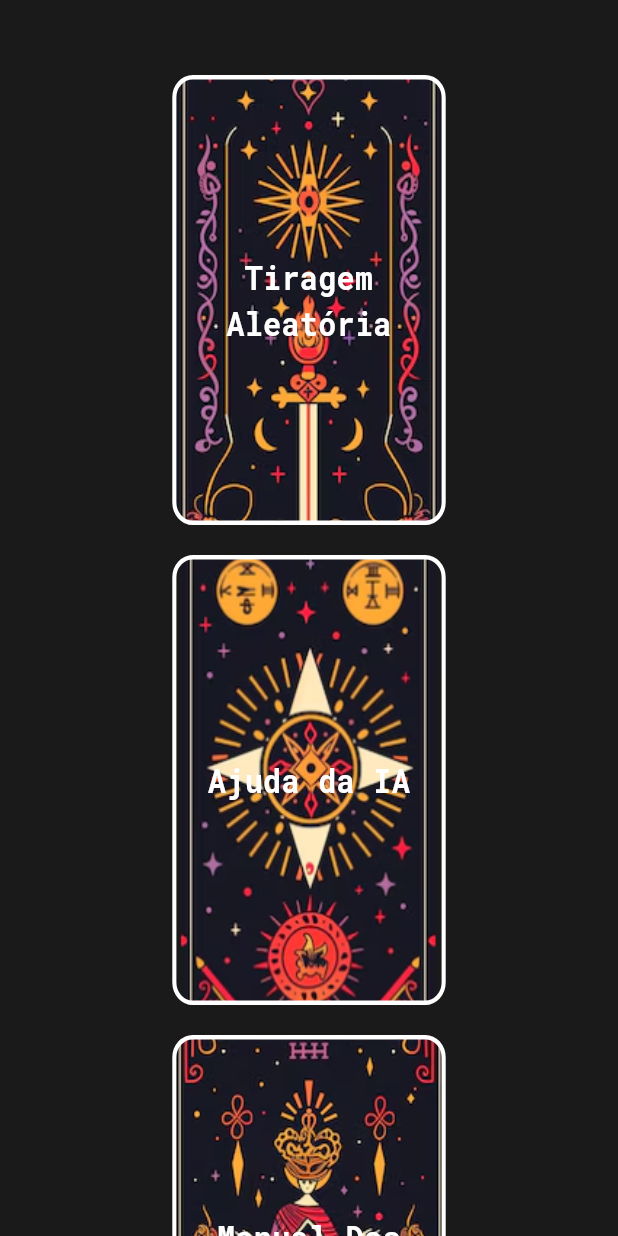
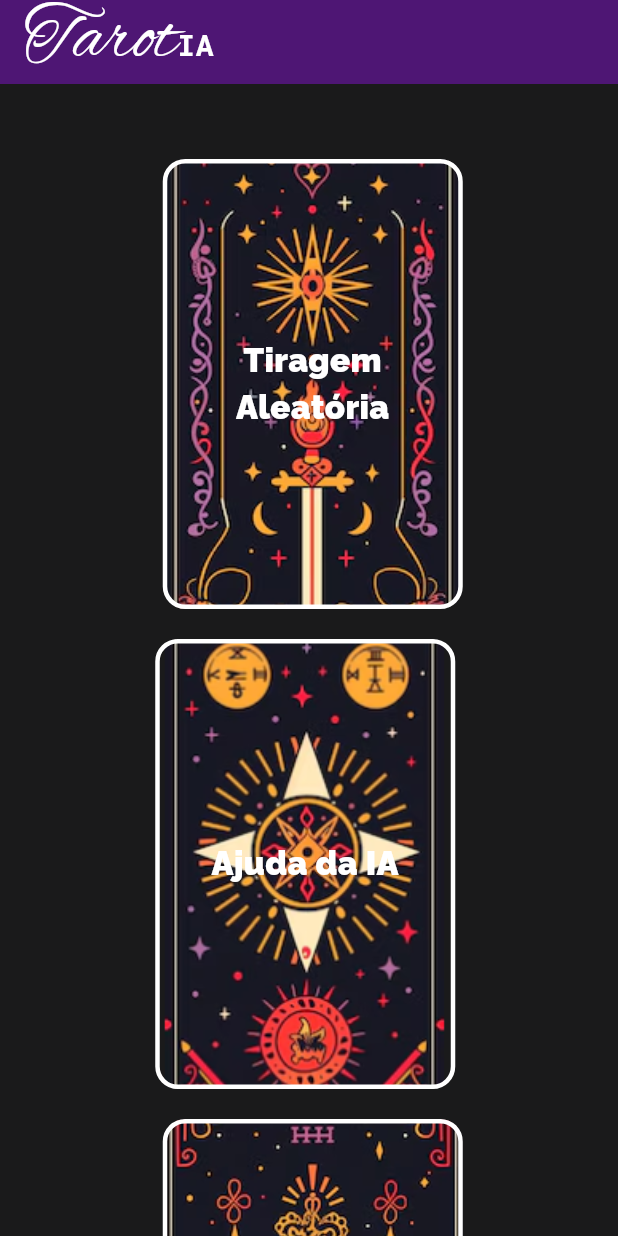
Before and after one commit to ShiroUsag1/TarotIA, a Flutter app: the screen it shows after launch, on a phone screen of 412 x 824 dp. Run offline on Flutter 3.47's test engine with Material 3 defaults, Android fonts, the phone set to English and light mode, and no system bars; our stand-ins replace flutter_dotenv.

Commit message:
listando cartas

```diff
--- /dev/null
+++ b/tarot_app/lib/constants_colors.dart
@@ -0,0 +1,8 @@
+import 'package:flutter/material.dart';
+
+class ConstColors {
+  static const Color primary = Color(0xFF4E1674);
+  static const Color secondary = Color(0xFF8527B0);
+  static const Color dark = Color(0xFF1A1A1B);
+  static const Color grey = Color.fromARGB(255, 97, 97, 100);
+}
--- a/tarot_app/lib/dashboard_screen.dart
+++ b/tarot_app/lib/dashboard_screen.dart
@@ -1,6 +1,11 @@
 import 'package:flutter/material.dart';
+import 'constants_colors.dart';
+import 'package:tarot_app/subpages/ajudaia/ajuda_ia.dart';
+import 'package:tarot_app/subpages/manual/manual.dart';
 // ignore: unused_import
-import 'dart:math';
+import 'dart:math' as math;
+
+import 'subpages/tiragem/tiragem.dart';
 
 class DashboardScreen extends StatefulWidget {
   @override
@@ -15,15 +20,13 @@ class DashboardScreenState extends State<DashboardScreen>
   @override
   void initState() {
     super.initState();
+
     _controller = AnimationController(
       vsync: this,
-      duration: Duration(seconds: 3),
+      duration: Duration(seconds: 2),
     )..repeat(reverse: true);
 
-    // Rotação entre -25 graus (-0.436 radianos) e 25 graus (0.436 radianos)
-    _animation = Tween<double>(begin: -0.436, end: 0.436).animate(
-      CurvedAnimation(parent: _controller, curve: Curves.easeInOut),
-    );
+    _animation = Tween<double>(begin: -10.0, end: 10.0).animate(_controller);
   }
 
   @override
@@ -32,48 +35,26 @@ class DashboardScreenState extends State<DashboardScreen>
     super.dispose();
   }
 
-  @override
-  Widget build(BuildContext context) {
-    return Scaffold(
-      backgroundColor: Color(0xFF1A1A1B), // Fundo da dashboard
-      body: SingleChildScrollView(
-        child: Center(
-          child: Column(
-            mainAxisAlignment: MainAxisAlignment.center,
-            children: [
-              SizedBox(height: 50), // Espaçamento inicial opcional
-              _buildTarotCard("Tiragem Aleatória", 'assets/img/tarot1.png'),
-              SizedBox(height: 20),
-              _buildTarotCard("Ajuda da IA", 'assets/img/tarot2.png'),
-              SizedBox(height: 20),
-              _buildTarotCard("Manual Das Cartas", 'assets/img/tarot3.png'),
-              SizedBox(height: 50), // Espaçamento final opcional
-            ],
-          ),
-        ),
-      ),
-    );
-  }
-
-  Widget _buildTarotCard(String title, String imagePath) {
-    return AnimatedBuilder(
+  Widget _buildTarotCard(
+      String title, String imagePath, bool moveOpposite, VoidCallback onTap) {
+    return GestureDetector(
+      onTap: onTap,
+      child: AnimatedBuilder(
         animation: _animation,
         builder: (context, child) {
-        return Transform(
-          alignment: Alignment.center,
-          transform: Matrix4.rotationY(_animation.value), // Rotaciona no eixo Y
+          return Transform.translate(
+            offset:
+                Offset(moveOpposite ? -_animation.value : _animation.value, 0),
             child: Container(
-            width: 200, // Formato de carta de tarot (retangular)
+              width: 200,
               height: 300,
               decoration: BoxDecoration(
                 image: DecorationImage(
-                image: AssetImage(
-                    imagePath), // Usa o caminho da imagem passado como parâmetro
-                fit: BoxFit.cover, // Ajusta a imagem para cobrir o container
+                  image: AssetImage(imagePath),
+                  fit: BoxFit.cover,
                 ),
                 borderRadius: BorderRadius.circular(15),
-              border:
-                  Border.all(color: Colors.white, width: 3), // Bordas brancas
+                border: Border.all(color: Colors.white, width: 3),
               ),
               child: Center(
                 child: Text(
@@ -89,6 +70,73 @@ class DashboardScreenState extends State<DashboardScreen>
             ),
           );
         },
+      ),
+    );
+  }
+
+  @override
+  Widget build(BuildContext context) {
+    return Scaffold(
+      backgroundColor: ConstColors.dark,
+      appBar: AppBar(
+        backgroundColor: ConstColors.primary,
+        title: RichText(
+          text: TextSpan(
+            children: [
+              TextSpan(
+                text: 'Tarot',
+                style: TextStyle(
+                  fontFamily: 'AlexBrush', // Fonte para a primeira palavra
+                  fontSize: 50,
+                  color: Colors.white,
+                ),
+              ),
+              TextSpan(
+                text: 'IA',
+                style: TextStyle(
+                  fontFamily: 'Roboto', // Fonte para a segunda palavra
+                  fontSize: 20,
+                  color: Colors.white,
+                ),
+              ),
+            ],
+          ),
+        ),
+      ),
+      body: SingleChildScrollView(
+        child: Center(
+          child: Column(
+            mainAxisAlignment: MainAxisAlignment.center,
+            children: [
+              SizedBox(height: 50),
+              _buildTarotCard(
+                  "Tiragem Aleatória", 'assets/img/tarot1.png', false, () {
+                Navigator.push(
+                  context,
+                  MaterialPageRoute(
+                      builder: (context) => TiragemAleatoriaScreen()),
+                );
+              }),
+              SizedBox(height: 20),
+              _buildTarotCard("Ajuda da IA", 'assets/img/tarot2.png', true, () {
+                Navigator.push(
+                  context,
+                  MaterialPageRoute(builder: (context) => AjudaIAScreen()),
+                );
+              }),
+              SizedBox(height: 20),
+              _buildTarotCard(
+                  "Manual Das Cartas", 'assets/img/tarot3.png', false, () {
+                Navigator.push(
+                  context,
+                  MaterialPageRoute(builder: (context) => ManualCartasScreen()),
+                );
+              }),
+              SizedBox(height: 50),
+            ],
+          ),
+        ),
+      ),
     );
   }
 }
--- a/tarot_app/lib/intro_main.dart
+++ b/tarot_app/lib/intro_main.dart
@@ -1,4 +1,5 @@
 import 'package:flutter/material.dart';
+import 'constants_colors.dart';
 import 'dashboard_screen.dart'; // Importa a tela principal
 
 class IntroMain extends StatefulWidget {
@@ -25,7 +26,7 @@ class IntroMainState extends State<IntroMain> {
   @override
   Widget build(BuildContext context) {
     return Scaffold(
-      backgroundColor: Colors.purple,
+      backgroundColor: ConstColors.primary,
       body: Center(
         child: Column(
           mainAxisAlignment: MainAxisAlignment.center,
--- a/tarot_app/lib/main.dart
+++ b/tarot_app/lib/main.dart
@@ -1,5 +1,5 @@
 import 'package:flutter/material.dart';
-import 'intro_main.dart'; // Importa a tela de introdução
+import 'intro_main.dart';
 
 void main() {
   runApp(MyApp());
@@ -9,7 +9,14 @@ class MyApp extends StatelessWidget {
   @override
   Widget build(BuildContext context) {
     return MaterialApp(
-      home: IntroMain(), // Chama a tela de introdução
+      theme: ThemeData(
+        primaryColor: Colors.white,
+        textTheme: TextTheme(
+          bodyMedium: TextStyle(fontFamily: 'Raleway'),
+          bodyLarge: TextStyle(fontFamily: 'Roboto'),
+        ),
+      ),
+      home: IntroMain(),
     );
   }
 }
```
Also changed, not shown: tarot_app/lib/button_http.dart (deleted, +0 -62 lines), tarot_app/lib/models/cartas.dart (added, +48 -0 lines), tarot_app/lib/services/api_request.dart (added, +20 -0 lines), tarot_app/lib/subpages/ajudaia/ajuda_ia.dart (added, +15 -0 lines), tarot_app/lib/subpages/manual/manual.dart (added, +155 -0 lines), tarot_app/lib/subpages/manual/resultado/por_imagem.dart (added, +188 -0 lines), tarot_app/lib/subpages/manual/resultado/por_texto.dart (added, +15 -0 lines), tarot_app/lib/subpages/tiragem/tiragem.dart (added, +15 -0 lines), tarot_app/assets/img/bg1.png (added), tarot_app/assets/img/bg3.png (added), 2 other files. Lines whose indentation alone changed are shown as unchanged.
